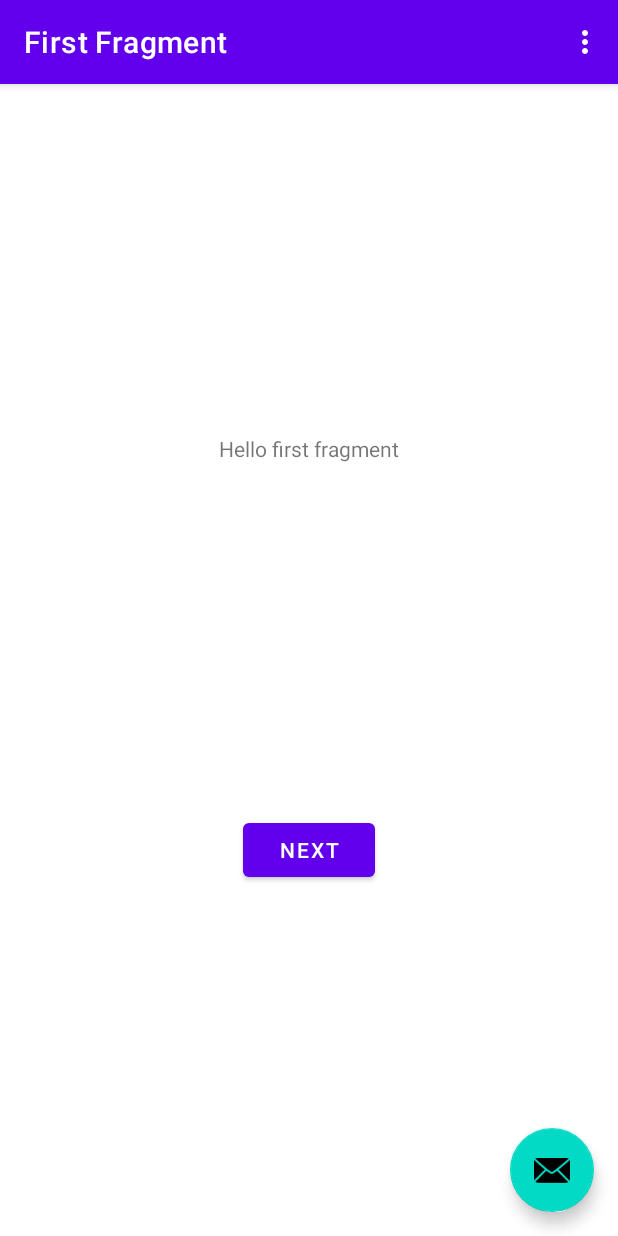
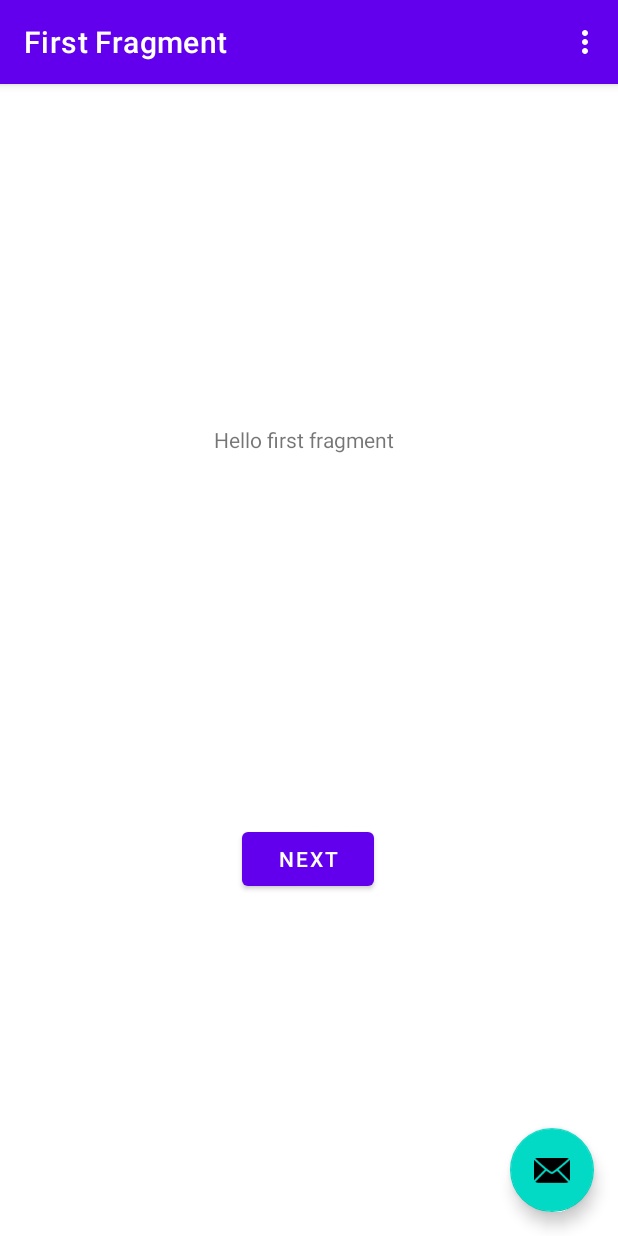
Before and after one commit to TorosK/Room_DB_Demo, an Android app: the screen it shows after launch (MainActivity), on a phone screen of 412 x 824 dp. Run offline under Robolectric (Android 15) with nearby library versions, the phone set to English and light mode, and no system bars; our stand-ins replace navigation-ui.

Commit message:
Need to work on front end

```diff
--- a/app/src/main/res/layout/fragment_first.xml
+++ b/app/src/main/res/layout/fragment_first.xml
@@ -8,11 +8,12 @@
 
     <TextView
         android:id="@+id/textview_first"
-        android:layout_width="wrap_content"
-        android:layout_height="wrap_content"
+        android:layout_width="126dp"
+        android:layout_height="37dp"
         android:text="@string/hello_first_fragment"
         app:layout_constraintBottom_toTopOf="@id/button_first"
         app:layout_constraintEnd_toEndOf="parent"
+        app:layout_constraintHorizontal_bias="0.498"
         app:layout_constraintStart_toStartOf="parent"
         app:layout_constraintTop_toTopOf="parent" />
 
@@ -23,6 +24,7 @@
         android:text="@string/next"
         app:layout_constraintBottom_toBottomOf="parent"
         app:layout_constraintEnd_toEndOf="parent"
+        app:layout_constraintHorizontal_bias="0.498"
         app:layout_constraintStart_toStartOf="parent"
         app:layout_constraintTop_toBottomOf="@id/textview_first" />
 </androidx.constraintlayout.widget.ConstraintLayout>
```
Also changed, not shown: app/src/main/java/com/example/room_db_demo/AppDataBase.kt (+28 -1 lines).
